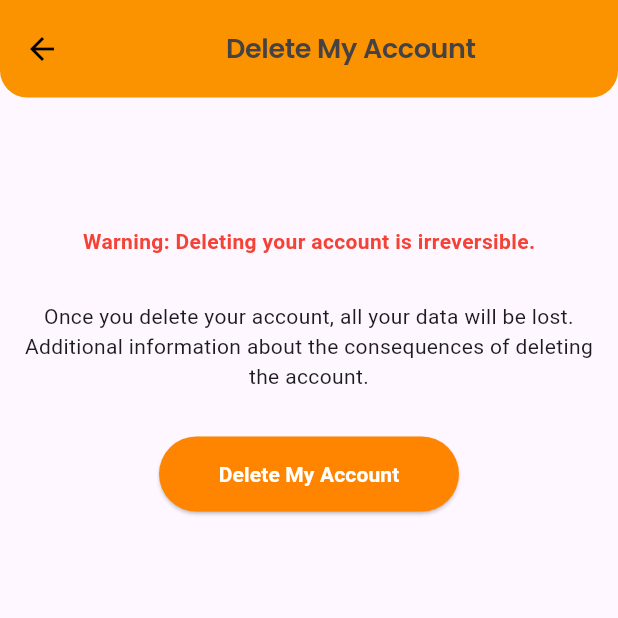
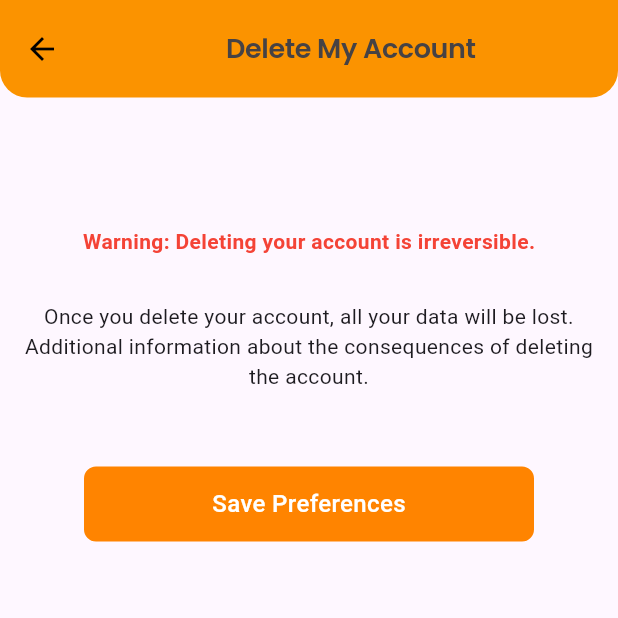
Before and after one commit to Hiru1003/SEALTECH, a Flutter app: the screen it shows after launch, item 4 of the bottom bar chosen, after a tap on "Delete my account", on a phone screen of 412 x 824 dp, the top half of it. Run offline on Flutter 3.47's test engine with Material 3 defaults, Android fonts, the phone set to English and light mode, and no system bars; our stand-ins replace dots_indicator, google_fonts.

Commit message:
modify: contianers

```diff
--- a/sealtech/lib/Employee/Location.dart
+++ b/sealtech/lib/Employee/Location.dart
@@ -261,9 +261,9 @@ class _Location_PageState extends State<Location_Page> {
                   child: Container(
                     padding: EdgeInsets.all(10),
                     decoration: BoxDecoration(
-                      color: primary25,
+                      color: secondaryColor,
                       borderRadius: BorderRadius.circular(10),
-                      border: Border.all(color: primary25),
+                      border: Border.all(color: secondaryColor),
                     ),
                     child: const Row(
                       children: [
--- a/sealtech/lib/Employee/deleteacc.dart
+++ b/sealtech/lib/Employee/deleteacc.dart
@@ -1,5 +1,6 @@
 import 'package:flutter/material.dart';
 import 'package:google_fonts/google_fonts.dart';
+import 'package:sealtech/components/button.dart';
 import 'package:sealtech/components/theme.dart';
 
 class DeleteAccountPage extends StatelessWidget {
@@ -106,24 +107,16 @@ class DeleteAccountPage extends StatelessWidget {
             ),
             const SizedBox(height: 30),
             SizedBox(
-              width: 200,
-              height: 50,
-              child: ElevatedButton(
+              width: 300,
+              height: 70,
+              child: Button(
+                buttonText: 'Save Preferences',
                 onPressed: () {
-                  // Call the function to simulate deleting the account
                   _deleteAccount(context);
                 },
-                style: ElevatedButton.styleFrom(
-                  backgroundColor: primaryColor, // Change button color to red
-                ),
-                child: const Text(
-                  'Delete My Account',
-                  style: TextStyle(
-                    fontWeight: FontWeight.w600,
-                    color: Color.fromARGB(255, 255, 255, 255),
-                    fontSize: 14,
-                  ),
-                ),
+                color: 'orange',
+                enableIcon: false,
+                isStroked: false,
               ),
             )
           ],
```
